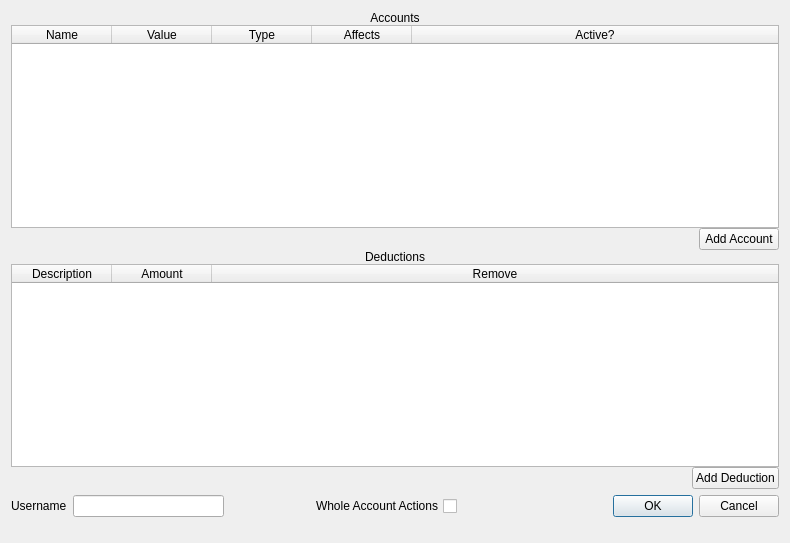
Qt form preferences.ui (dwong/budse) before a commit.
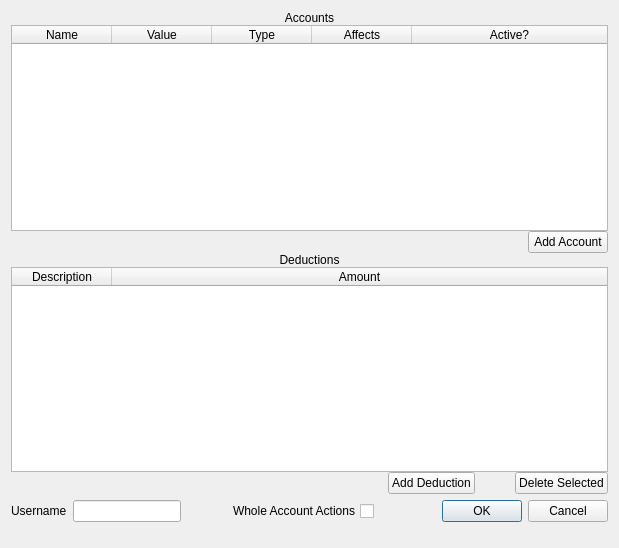
The same form after that commit.

Commit message: Clean up preferences dialog

Diff of the .ui file:
```diff
--- a/preferences.ui
+++ b/preferences.ui
@@ -6,8 +6,8 @@
    <rect>
     <x>0</x>
     <y>0</y>
-    <width>790</width>
-    <height>543</height>
+    <width>619</width>
+    <height>548</height>
    </rect>
   </property>
   <property name="windowTitle">
@@ -139,6 +139,15 @@
        </item>
        <item>
         <widget class="QTableWidget" name="deductionsTable">
+         <property name="sizePolicy">
+          <sizepolicy hsizetype="Expanding" vsizetype="Expanding">
+           <horstretch>0</horstretch>
+           <verstretch>0</verstretch>
+          </sizepolicy>
+         </property>
+         <property name="sortingEnabled">
+          <bool>true</bool>
+         </property>
          <attribute name="horizontalHeaderStretchLastSection">
           <bool>true</bool>
          </attribute>
@@ -161,14 +170,6 @@
            <set>AlignHCenter|AlignVCenter|AlignCenter</set>
           </property>
          </column>
-         <column>
-          <property name="text">
-           <string>Remove</string>
-          </property>
-          <property name="textAlignment">
-           <set>AlignHCenter|AlignVCenter|AlignCenter</set>
-          </property>
-         </column>
         </widget>
        </item>
        <item>
@@ -193,6 +194,29 @@
            </property>
           </widget>
          </item>
+         <item>
+          <spacer name="horizontalSpacer_3">
+           <property name="orientation">
+            <enum>Qt::Horizontal</enum>
+           </property>
+           <property name="sizeType">
+            <enum>QSizePolicy::Preferred</enum>
+           </property>
+           <property name="sizeHint" stdset="0">
+            <size>
+             <width>40</width>
+             <height>20</height>
+            </size>
+           </property>
+          </spacer>
+         </item>
+         <item>
+          <widget class="QPushButton" name="delete_deduction">
+           <property name="text">
+            <string>Delete Selected</string>
+           </property>
+          </widget>
+         </item>
         </layout>
        </item>
       </layout>
@@ -212,7 +236,14 @@
       </widget>
      </item>
      <item>
-      <widget class="QLineEdit" name="username"/>
+      <widget class="QLineEdit" name="username">
+       <property name="sizePolicy">
+        <sizepolicy hsizetype="Preferred" vsizetype="Fixed">
+         <horstretch>0</horstretch>
+         <verstretch>0</verstretch>
+        </sizepolicy>
+       </property>
+      </widget>
      </item>
      <item>
       <spacer name="horizontalSpacer_4">
@@ -220,11 +251,11 @@
         <enum>Qt::Horizontal</enum>
        </property>
        <property name="sizeType">
-        <enum>QSizePolicy::Fixed</enum>
+        <enum>QSizePolicy::Preferred</enum>
        </property>
        <property name="sizeHint" stdset="0">
         <size>
-         <width>80</width>
+         <width>40</width>
          <height>20</height>
         </size>
        </property>
```
The commit also changes 2 other files.
